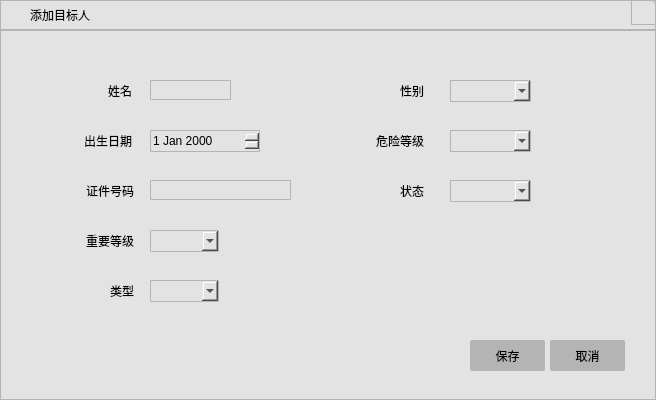
First picture: the form in UIModule/addtargetperson.ui, repository zhangjianscc/ZMClient, before the edit.
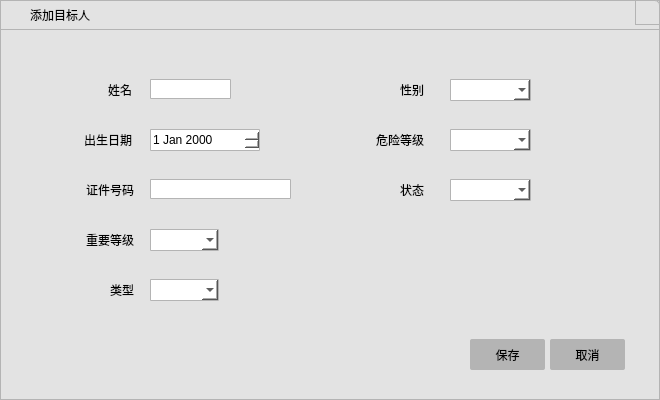
Second picture: the form after the edit.

Patch:
```diff
--- a/UIModule/addtargetperson.ui
+++ b/UIModule/addtargetperson.ui
@@ -6,7 +6,7 @@
    <rect>
     <x>0</x>
     <y>0</y>
-    <width>656</width>
+    <width>660</width>
     <height>400</height>
    </rect>
   </property>
@@ -18,24 +18,15 @@
 border:1px solid rgb(180,180,180);
 border-radius:5px;</string>
   </property>
-  <layout class="QVBoxLayout" name="verticalLayout">
-   <property name="spacing">
-    <number>0</number>
-   </property>
-   <property name="leftMargin">
-    <number>0</number>
-   </property>
-   <property name="topMargin">
-    <number>0</number>
-   </property>
-   <property name="rightMargin">
-    <number>0</number>
-   </property>
-   <property name="bottomMargin">
-    <number>0</number>
-   </property>
-   <item>
     <widget class="QWidget" name="widget" native="true">
+   <property name="geometry">
+    <rect>
+     <x>0</x>
+     <y>0</y>
+     <width>660</width>
+     <height>30</height>
+    </rect>
+   </property>
      <property name="minimumSize">
       <size>
        <width>0</width>
@@ -49,7 +40,8 @@
       </size>
      </property>
      <property name="styleSheet">
-      <string notr="true">border-radius:0px</string>
+    <string notr="true">border-radius:0px;
+border:1px solid rgb(180,180,180)</string>
      </property>
      <widget class="QLabel" name="label">
       <property name="geometry">
@@ -80,7 +72,7 @@
      <widget class="QPushButton" name="m_btnClose">
       <property name="geometry">
        <rect>
-        <x>631</x>
+      <x>635</x>
         <y>0</y>
         <width>25</width>
         <height>25</height>
@@ -109,11 +101,18 @@
       </property>
      </widget>
     </widget>
-   </item>
-   <item>
     <widget class="QWidget" name="widget_2" native="true">
+   <property name="geometry">
+    <rect>
+     <x>0</x>
+     <y>29</y>
+     <width>660</width>
+     <height>371</height>
+    </rect>
+   </property>
      <property name="styleSheet">
-      <string notr="true">border-radius:0px</string>
+    <string notr="true">border-radius:0px;
+border:1px solid rgb(180,180,180)</string>
      </property>
      <widget class="QLabel" name="label_2">
       <property name="geometry">
@@ -288,7 +287,8 @@
        </rect>
       </property>
       <property name="styleSheet">
-       <string notr="true">border-radius:1px</string>
+     <string notr="true">border-radius:1px;
+background-color: rgb(255, 255, 255);</string>
       </property>
      </widget>
      <widget class="QDateEdit" name="dateEdit">
@@ -301,7 +301,8 @@
        </rect>
       </property>
       <property name="styleSheet">
-       <string notr="true">border-radius:1px</string>
+     <string notr="true">border-radius:1px;
+background-color: rgb(255, 255, 255);</string>
       </property>
      </widget>
      <widget class="QLineEdit" name="lineEdit_2">
@@ -314,7 +315,8 @@
        </rect>
       </property>
       <property name="styleSheet">
-       <string notr="true">border-radius:1px</string>
+     <string notr="true">border-radius:1px;
+background-color: rgb(255, 255, 255);</string>
       </property>
      </widget>
      <widget class="QComboBox" name="comboBox">
@@ -327,7 +329,8 @@
        </rect>
       </property>
       <property name="styleSheet">
-       <string notr="true">border-radius:1px</string>
+     <string notr="true">border-radius:1px;
+background-color: rgb(255, 255, 255);</string>
       </property>
      </widget>
      <widget class="QComboBox" name="comboBox_2">
@@ -340,7 +343,8 @@
        </rect>
       </property>
       <property name="styleSheet">
-       <string notr="true">border-radius:1px</string>
+     <string notr="true">border-radius:1px;
+background-color: rgb(255, 255, 255);</string>
       </property>
      </widget>
      <widget class="QComboBox" name="comboBox_3">
@@ -353,7 +357,8 @@
        </rect>
       </property>
       <property name="styleSheet">
-       <string notr="true">border-radius:1px</string>
+     <string notr="true">border-radius:1px;
+background-color: rgb(255, 255, 255);</string>
       </property>
      </widget>
      <widget class="QComboBox" name="comboBox_4">
@@ -366,7 +371,8 @@
        </rect>
       </property>
       <property name="styleSheet">
-       <string notr="true">border-radius:1px</string>
+     <string notr="true">border-radius:1px;
+background-color: rgb(255, 255, 255);</string>
       </property>
      </widget>
      <widget class="QComboBox" name="comboBox_5">
@@ -379,7 +385,8 @@
        </rect>
       </property>
       <property name="styleSheet">
-       <string notr="true">border-radius:1px</string>
+     <string notr="true">border-radius:1px;
+background-color: rgb(255, 255, 255);</string>
       </property>
      </widget>
      <widget class="QPushButton" name="m_btnSave">
@@ -421,8 +428,6 @@
       </property>
      </widget>
     </widget>
-   </item>
-  </layout>
  </widget>
  <resources/>
  <connections/>
```
Lines whose indentation alone changed are shown as unchanged.
